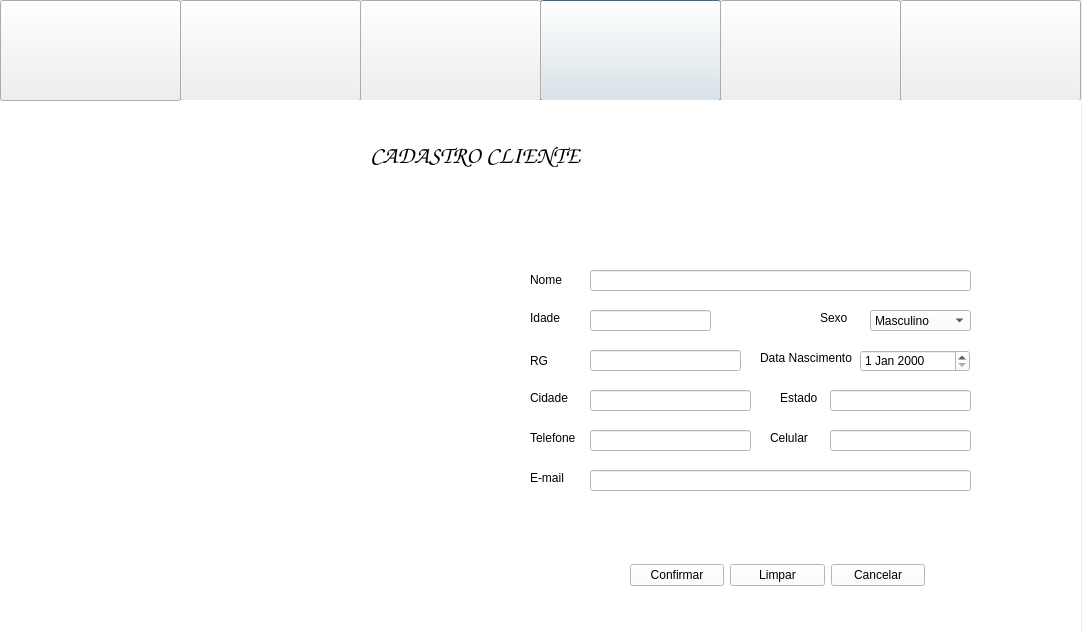
Above: InterfaceGrafica/Hotel/menupainel.ui from Caioww/Hotel before the change. Below: the same form after it.
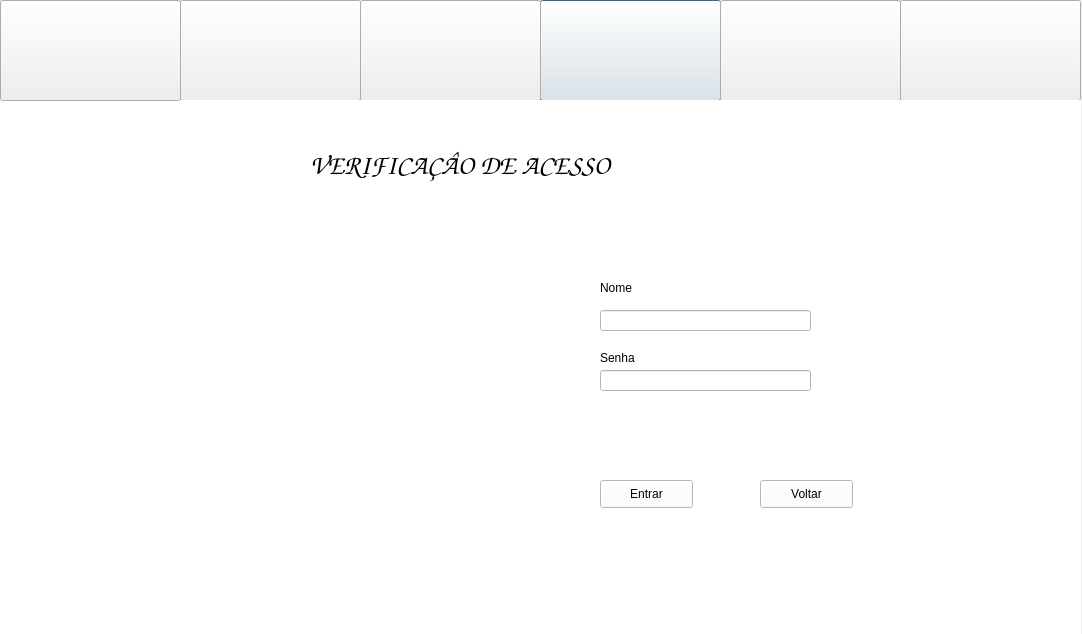
That is the form after the change. The open tabs and pages were chosen to show the change. Icons and pictures are not drawn.

The edit to the form file:
```diff
--- a/InterfaceGrafica/Hotel/menupainel.ui
+++ b/InterfaceGrafica/Hotel/menupainel.ui
@@ -1612,6 +1612,120 @@
      </property>
     </widget>
    </widget>
+   <widget class="QWidget" name="page_9">
+    <widget class="QLabel" name="label_4">
+     <property name="geometry">
+      <rect>
+       <x>310</x>
+       <y>10</y>
+       <width>451</width>
+       <height>111</height>
+      </rect>
+     </property>
+     <property name="font">
+      <font>
+       <family>Comic Sans MS</family>
+       <pointsize>20</pointsize>
+       <weight>75</weight>
+       <bold>true</bold>
+      </font>
+     </property>
+     <property name="text">
+      <string>VERIFICAÇÂO DE ACESSO</string>
+     </property>
+    </widget>
+    <widget class="QLabel" name="label_15">
+     <property name="geometry">
+      <rect>
+       <x>30</x>
+       <y>140</y>
+       <width>391</width>
+       <height>271</height>
+      </rect>
+     </property>
+     <property name="text">
+      <string/>
+     </property>
+     <property name="pixmap">
+      <pixmap resource="arquivosrecurso.qrc">:/imgs/imagens/iconcadeado.png</pixmap>
+     </property>
+     <property name="scaledContents">
+      <bool>true</bool>
+     </property>
+    </widget>
+    <widget class="QLabel" name="label_51">
+     <property name="geometry">
+      <rect>
+       <x>600</x>
+       <y>180</y>
+       <width>55</width>
+       <height>16</height>
+      </rect>
+     </property>
+     <property name="text">
+      <string>Nome</string>
+     </property>
+    </widget>
+    <widget class="QLineEdit" name="lineEdit">
+     <property name="geometry">
+      <rect>
+       <x>600</x>
+       <y>210</y>
+       <width>211</width>
+       <height>21</height>
+      </rect>
+     </property>
+    </widget>
+    <widget class="QLineEdit" name="lineEdit_2">
+     <property name="geometry">
+      <rect>
+       <x>600</x>
+       <y>270</y>
+       <width>211</width>
+       <height>21</height>
+      </rect>
+     </property>
+    </widget>
+    <widget class="QLabel" name="label_52">
+     <property name="geometry">
+      <rect>
+       <x>600</x>
+       <y>250</y>
+       <width>55</width>
+       <height>16</height>
+      </rect>
+     </property>
+     <property name="text">
+      <string>Senha</string>
+     </property>
+    </widget>
+    <widget class="QPushButton" name="pushButton">
+     <property name="geometry">
+      <rect>
+       <x>600</x>
+       <y>380</y>
+       <width>93</width>
+       <height>28</height>
+      </rect>
+     </property>
+     <property name="text">
+      <string>Entrar</string>
+     </property>
+    </widget>
+    <widget class="QPushButton" name="pushButton_4">
+     <property name="geometry">
+      <rect>
+       <x>760</x>
+       <y>380</y>
+       <width>93</width>
+       <height>28</height>
+      </rect>
+     </property>
+     <property name="text">
+      <string>Voltar</string>
+     </property>
+    </widget>
+   </widget>
   </widget>
   <widget class="QPushButton" name="btnMenu">
    <property name="geometry">
```
Left out of the diff: 2 changed lines with no effect on the pictures.
